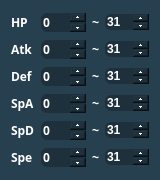
Before: the Qt Designer form Forms/Controls/IVFilter.ui in Admiral-Fish/PokeFinder, drawn with Qt 5.
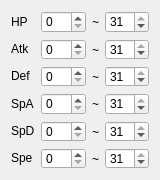
After: the same form once the commit is applied. Custom widgets are drawn as their Qt base class.

```diff
--- a/Forms/Controls/IVFilter.ui
+++ b/Forms/Controls/IVFilter.ui
@@ -19,80 +19,6 @@
   <property name="windowTitle">
    <string notr="true">IVFilter</string>
   </property>
-  <property name="styleSheet">
-   <string notr="true">QWidget {
-	background-color: #274050;
-	font-family: &quot;Myriad Pro&quot;, Montserrat;
-	font-weight: 500;
-}
-
-QLabel {
-	color: white;
-}
-
-QComboBox {
-	background-color: #1D303C;
-	border: none;
-	border-radius: 6px;
-	color: white;
-	padding-left: 13px;
-}
-
-QComboBox QListView{
-	color: white;
-	background-color: #1D303C;
-	border:1px solid black;
-	padding-left: 3px;
-}
-
-QComboBox::item:alternate {
-	background: #1D303C;
-}
-
-QComboBox::item:selected {
-	border: 1px solid transparent;
-	background: #003941;
-}
-
-QComboBox::indicator{
-	background-color:transparent;
-	selection-background-color:transparent;
-	color:transparent;
-	selection-color:transparent;
-}
-
-QComboBox::editable {
-	background-color: #1D303C;
-	border: none;
-	border-radius: 6px;
-	color: white;
-}
-
-QSpinBox {
-	qproperty-alignment: AlignCenter;
-	background-color: #1D303C;
-	border: none;
-	border-radius: 6px;
-	color: white;
-}
-
-QSpinBox::up-button {
-	subcontrol-origin: border;
-    subcontrol-position: top right;
-}
-
-QSpinBox::down-button {
-	subcontrol-origin: border;
-    subcontrol-position: bottom right;
-}
-
-QPushButton {
-	background-color: Yellow;
-	color: black;
-	border: none;
-	border-radius: 6px;
-}</string>
-  </property>
   <layout class="QGridLayout" name="gridLayout">
    <item row="0" column="0">
     <widget class="Label" name="labelHP">
@@ -108,13 +34,6 @@
        <height>0</height>
       </size>
      </property>
-     <property name="font">
-      <font>
-       <family>Myriad Pro,Montserrat</family>
-       <weight>62</weight>
-       <bold>true</bold>
-      </font>
-     </property>
      <property name="text">
       <string>HP</string>
      </property>
@@ -128,13 +47,6 @@
        <verstretch>0</verstretch>
       </sizepolicy>
      </property>
-     <property name="font">
-      <font>
-       <family>Myriad Pro,Montserrat</family>
-       <weight>62</weight>
-       <bold>true</bold>
-      </font>
-     </property>
      <property name="maximum">
       <number>31</number>
      </property>
@@ -171,13 +83,6 @@
        <verstretch>0</verstretch>
       </sizepolicy>
      </property>
-     <property name="font">
-      <font>
-       <family>Myriad Pro,Montserrat</family>
-       <weight>62</weight>
-       <bold>true</bold>
-      </font>
-     </property>
      <property name="text">
       <string>Atk</string>
      </property>
@@ -191,13 +96,6 @@
        <verstretch>0</verstretch>
       </sizepolicy>
      </property>
-     <property name="font">
-      <font>
-       <family>Myriad Pro,Montserrat</family>
-       <weight>62</weight>
-       <bold>true</bold>
-      </font>
-     </property>
      <property name="maximum">
       <number>31</number>
      </property>
@@ -234,13 +132,6 @@
        <verstretch>0</verstretch>
       </sizepolicy>
      </property>
-     <property name="font">
-      <font>
-       <family>Myriad Pro,Montserrat</family>
-       <weight>62</weight>
-       <bold>true</bold>
-      </font>
-     </property>
      <property name="text">
       <string>Def</string>
      </property>
@@ -254,13 +145,6 @@
        <verstretch>0</verstretch>
       </sizepolicy>
      </property>
-     <property name="font">
-      <font>
-       <family>Myriad Pro,Montserrat</family>
-       <weight>62</weight>
-       <bold>true</bold>
-      </font>
-     </property>
      <property name="maximum">
       <number>31</number>
      </property>
@@ -297,13 +181,6 @@
        <verstretch>0</verstretch>
       </sizepolicy>
      </property>
-     <property name="font">
-      <font>
-       <family>Myriad Pro,Montserrat</family>
-       <weight>62</weight>
-       <bold>true</bold>
-      </font>
-     </property>
      <property name="text">
       <string>SpA</string>
      </property>
@@ -317,13 +194,6 @@
        <verstretch>0</verstretch>
       </sizepolicy>
      </property>
-     <property name="font">
-      <font>
-       <family>Myriad Pro,Montserrat</family>
-       <weight>62</weight>
-       <bold>true</bold>
-      </font>
-     </property>
      <property name="maximum">
       <number>31</number>
      </property>
@@ -360,13 +230,6 @@
        <verstretch>0</verstretch>
       </sizepolicy>
      </property>
-     <property name="font">
-      <font>
-       <family>Myriad Pro,Montserrat</family>
-       <weight>62</weight>
-       <bold>true</bold>
-      </font>
-     </property>
      <property name="text">
       <string>SpD</string>
      </property>
@@ -380,13 +243,6 @@
        <verstretch>0</verstretch>
       </sizepolicy>
      </property>
-     <property name="font">
-      <font>
-       <family>Myriad Pro,Montserrat</family>
-       <weight>62</weight>
-       <bold>true</bold>
-      </font>
-     </property>
      <property name="maximum">
       <number>31</number>
      </property>
@@ -423,13 +279,6 @@
        <verstretch>0</verstretch>
       </sizepolicy>
      </property>
-     <property name="font">
-      <font>
-       <family>Myriad Pro,Montserrat</family>
-       <weight>62</weight>
-       <bold>true</bold>
-      </font>
-     </property>
      <property name="text">
       <string>Spe</string>
      </property>
@@ -443,13 +292,6 @@
        <verstretch>0</verstretch>
       </sizepolicy>
      </property>
-     <property name="font">
-      <font>
-       <family>Myriad Pro,Montserrat</family>
-       <weight>62</weight>
-       <bold>true</bold>
-      </font>
-     </property>
      <property name="maximum">
       <number>31</number>
      </property>
```
